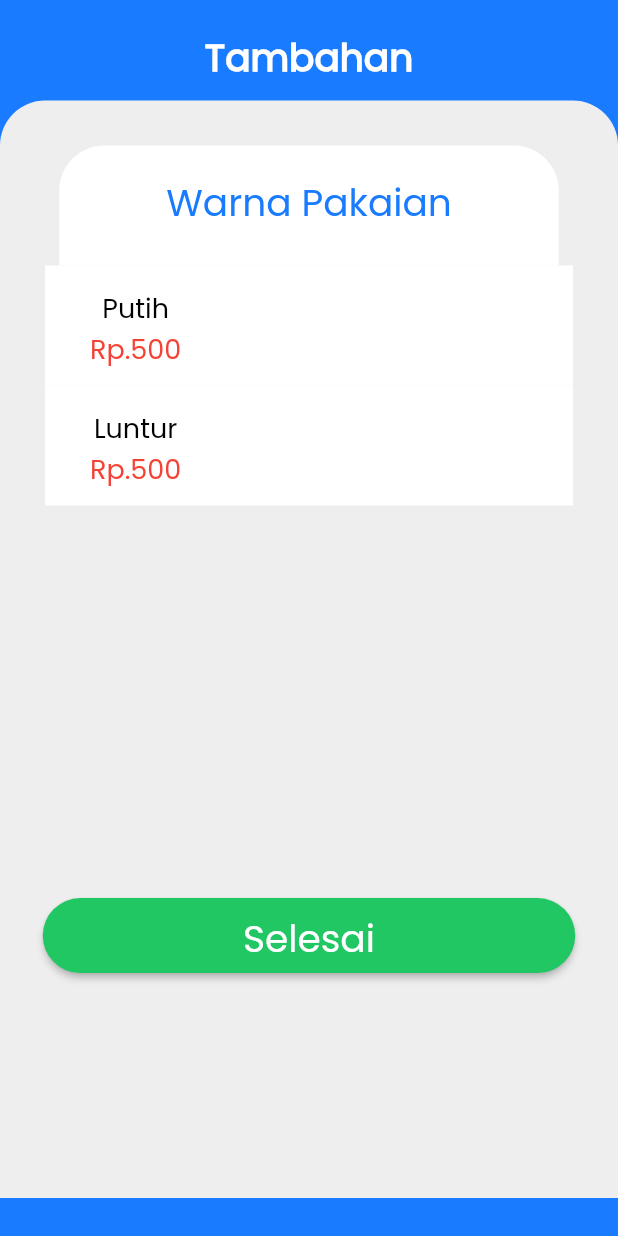
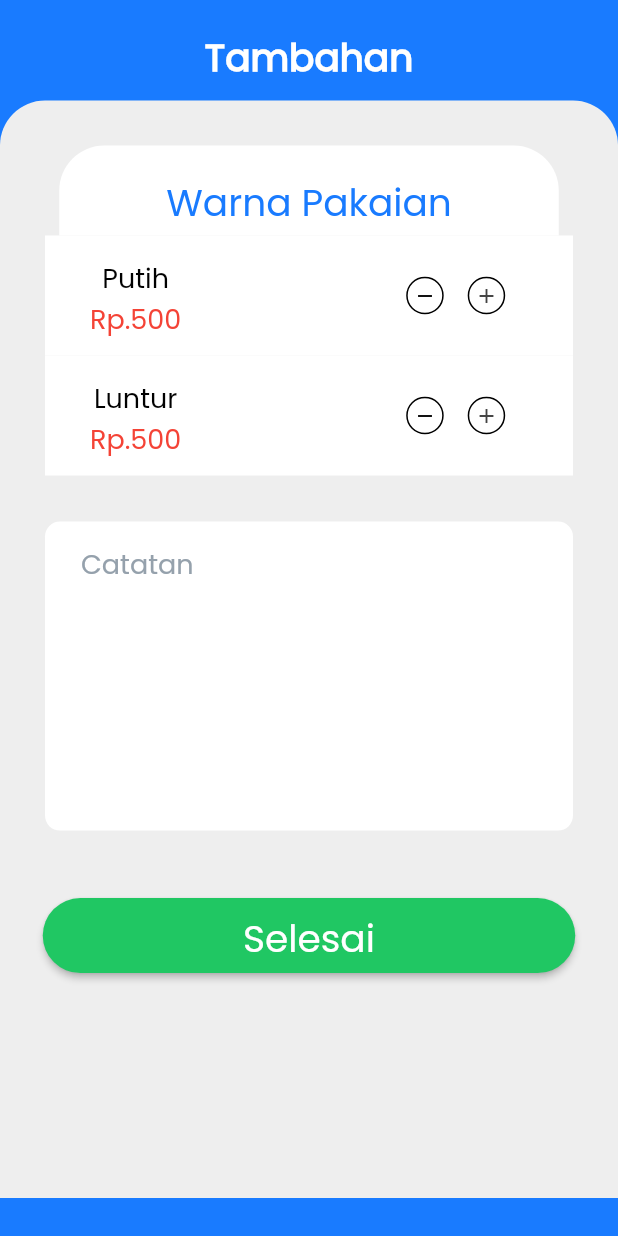
Before and after one commit to NaufalR23/PBM-A11, a Flutter app: the TambahanWidget screen opened directly, on a phone screen of 412 x 824 dp. Run offline on Flutter 3.47's test engine with Material 2 defaults, Android fonts, the phone set to English and light mode, and no system bars; our stand-ins replace firebase_auth, firebase_core, font_awesome_flutter, google_fonts, google_maps_flutter, image_picker and 2 more; missing offline and left inert: dart:ffi; accounts and stored records are empty.

Commit message:
revisi tambahan

```diff
--- a/lib/page/Tambahan.dart
+++ b/lib/page/Tambahan.dart
@@ -5,11 +5,11 @@ class TambahanWidget extends StatefulWidget {
   const TambahanWidget({Key? key}) : super(key: key);
 
   @override
-  State<TambahanWidget> createState() => _DetailPesananState();
+  _TambahanWidgetState createState() => _TambahanWidgetState();
 
 }
 
-class _DetailPesananState extends State<TambahanWidget> {
+class _TambahanWidgetState extends State<TambahanWidget> {
   Map<String, Map<String, int>> order = {
     "Putih": {'price': 500, 'total': 0},
     "Luntur": {'price': 500, 'total': 0}
@@ -59,7 +59,7 @@ class _DetailPesananState extends State<TambahanWidget> {
                           child: Container(
                             padding: EdgeInsets.fromLTRB(0,20,0,0),
                             width: 333,
-                            height: 80,
+                            height: 60,
                             decoration: BoxDecoration(
                             color: Colors.white,
                             borderRadius: BorderRadius.only(
@@ -84,12 +84,61 @@ class _DetailPesananState extends State<TambahanWidget> {
                           child: SingleChildScrollView(
                             child: Column(
                               children: [
-                                clothWidget("Putih","Putih",  500),
-                                clothWidget("Luntur","Luntur", 500),
+                                clothWidget("Putih","Putih", 500),
+                                clothWidget("Luntur","Luntur",500),
                               ],
                             ),
                           ),
                         ),
+                        Container(
+                          // // width: 355,
+                          // height: 200,
+                          padding:
+                            EdgeInsetsDirectional.fromSTEB(30, 15, 30, 0),
+                            // height: 200,
+                            child: TextFormField(
+                              maxLines: 8,
+                              obscureText: false,
+                              decoration: InputDecoration(
+                                hintText: 'Catatan',
+                                labelStyle: TextStyle(
+                                  fontFamily: 'Poppins',
+                                  color: Color(0xFF95A1AC),
+                                  fontSize: 18,
+                                  fontWeight: FontWeight.normal,
+                                ),
+                                hintStyle: TextStyle(
+                                  fontFamily: 'Poppins',
+                                  color: Color(0xFF95A1AC),
+                                  fontSize: 18,
+                                  fontWeight: FontWeight.normal,
+                                ),
+                                enabledBorder: OutlineInputBorder(
+                                  borderSide: BorderSide(
+                                    color: Color(0x00000000),
+                                    width: 0,
+                                  ),
+                                  borderRadius: BorderRadius.circular(10),
+                                ),
+                                focusedBorder: OutlineInputBorder(
+                                  borderSide: BorderSide(
+                                    color: Color(0x00000000),
+                                    width: 0,
+                                  ),
+                                  borderRadius: BorderRadius.circular(20),
+                                ),
+                                filled: true,
+                                fillColor: Colors.white,
+                                contentPadding: EdgeInsetsDirectional.fromSTEB(24, 30, 24, 0),
+                              ),
+                              style: TextStyle(
+                                fontFamily: 'Poppins',
+                                color: Color(0xFF0F1113),
+                                fontWeight: FontWeight.normal,
+                              ),
+                            ),
+                        ),
+                        SizedBox(height: 45,),
                         Container(
                           width: 355,
                           height: 50,
@@ -133,12 +182,13 @@ class _DetailPesananState extends State<TambahanWidget> {
   }
 }
     Container clothWidget(String name, String type, int price,) {
+      var order;
       return Container(
         padding: EdgeInsetsDirectional.fromSTEB(30, 0, 30, 0),
         child: Column(
           children: [
           Container(
-            padding: EdgeInsetsDirectional.fromSTEB(20, 0, 0, 0),
+            padding: EdgeInsetsDirectional.fromSTEB(20, 0, 30, 0),
             // width: 100,
             height: 80,
             margin: EdgeInsets.all(0),
@@ -155,7 +205,7 @@ class _DetailPesananState extends State<TambahanWidget> {
               crossAxisAlignment: CrossAxisAlignment.center,
               children: [
                 Container(
-                  padding: EdgeInsetsDirectional.fromSTEB(10, 15, 0, 0),
+                  padding: EdgeInsetsDirectional.fromSTEB(10, 15, 150, 0),
                   child: Column(
                       children: [
                         Text("$name",
@@ -175,6 +225,77 @@ class _DetailPesananState extends State<TambahanWidget> {
                       ]
                     ),
                   ),
+                  GestureDetector(
+                  onTap: () {
+                    setState(() {
+                      // var order;
+                      if (order[name]!['total'] != 0) {
+                        order[name]!['total'] = order[name]!['total']! - 1;
+                      }
+                    });
+                  },
+                  child: Container(
+                      height: 25,
+                      width: 25,
+                      decoration: BoxDecoration(
+                          color: Colors.white,
+                          borderRadius: BorderRadius.circular(100),
+                          border: Border.all(
+                            color: Colors.black
+                          )),
+                      child: Center(
+                          child: Icon(
+                        Icons.remove,
+                        size: 16,
+                        color: Colors.black,
+                      ),
+                    ),
+                  ),
+                ),
+                const SizedBox(
+                  width: 8,
+                ),
+                // SizedBox(
+                //   width: 20,
+                //   child: Center(
+                //     child: Text('${order[name]!['total']}',
+                //         style: TextStyle(
+                //         fontFamily: 'Poppins',
+                //         color: Colors.black,
+                //         fontSize: 25,
+                //         fontWeight: FontWeight.bold,
+                //         ),
+                //       ),
+                //   ),
+                // ),
+                const SizedBox(
+                  width: 8,
+                ),
+                GestureDetector(
+                  onTap: () {
+                    setState(() {
+                      order[name]!['total'] = order[name]!['total']! + 1;
+                      // totalPrice = totalPrice + order[type]!['price']!;
+                    });
+                  },
+                  child: Container(
+                      height: 25,
+                      width: 25,
+                      decoration: BoxDecoration(
+                          color: Colors.white,
+                          borderRadius: BorderRadius.circular(100),
+                          border: Border.all(
+                            color: Colors.black
+                          )),
+                      child: Center(
+                          child: Icon(
+                        Icons.add,
+                        size: 16,
+                        color: Colors.grey.shade800,
+                      ),
+                    ),
+                  ),
+                ),
                 ]
               ),
             ),
@@ -182,3 +303,6 @@ class _DetailPesananState extends State<TambahanWidget> {
         ),
     );
   }
+
+  void setState(Null Function() name) {
+  }
```
